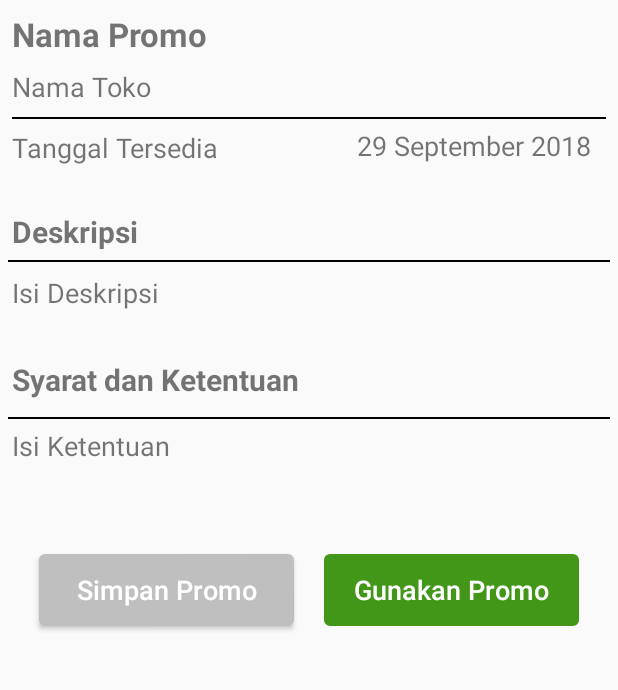
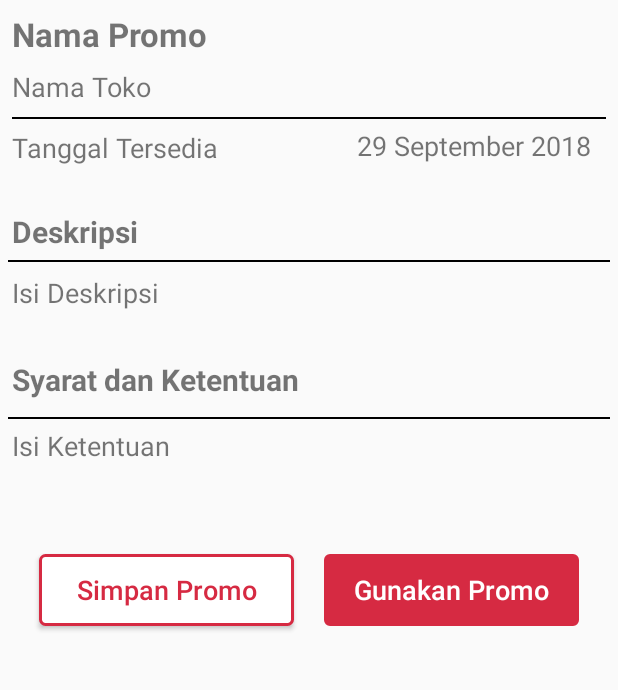
Before and after one commit to aflahtaqiu/tracki-android, an Android app: the DetailPromoActivity screen opened directly, with no data from a screen before it, on a phone screen of 412 x 824 dp, the part 345-1035 px from its top. Run offline under Robolectric (Android 15) with nearby library versions, the phone set to English and light mode, and no system bars; our stand-ins replace Picasso; pictures from the network do not load; 4 statements that could not run were skipped.

Commit message:
btn promo

```diff
--- a/app/src/main/res/drawable/button_gunakan.xml
+++ b/app/src/main/res/drawable/button_gunakan.xml
@@ -4,22 +4,22 @@
     <item android:state_pressed="true" >
         <shape android:shape="rectangle"  >
             <corners android:radius="3dip" />
-            <stroke android:width="1dip" android:color="#427419" />
-            <gradient android:angle="-90" android:startColor="#427419" android:endColor="#427419"  />
+            <stroke android:width="1dip" android:color="#4d0000" />
+            <gradient android:angle="-90" android:startColor="#4d0000" android:endColor="#4d0000"  />
         </shape>
     </item>
     <item android:state_focused="true">
         <shape android:shape="rectangle"  >
             <corners android:radius="3dip" />
-            <stroke android:width="1dip" android:color="#428319" />
-            <solid android:color="#428319"/>
+            <stroke android:width="1dip" android:color="#4d0000" />
+            <solid android:color="#4d0000"/>
         </shape>
     </item>
     <item >
         <shape android:shape="rectangle"  >
             <corners android:radius="3dip" />
-            <stroke android:width="1dip" android:color="#429719" />
-            <gradient android:angle="-90" android:startColor="#429719" android:endColor="#429719" />
+            <stroke android:width="1dip" android:color="@color/colorTracki" />
+            <gradient android:angle="-90" android:startColor="@color/colorTracki" android:endColor="@color/colorTracki" />
         </shape>
     </item>
 </selector>
--- a/app/src/main/res/drawable/button_simpan.xml
+++ b/app/src/main/res/drawable/button_simpan.xml
@@ -4,22 +4,22 @@
     <item android:state_pressed="true" >
         <shape android:shape="rectangle"  >
             <corners android:radius="3dip" />
-            <stroke android:width="1dip" android:color="#4d4e4d" />
-            <gradient android:angle="-90" android:startColor="#4d4e4d" android:endColor="#4d4e4d"  />
+            <stroke android:width="1dip" android:color="@color/colorTracki" />
+            <gradient android:angle="-90" android:startColor="#fa6474" android:endColor="#fa6474"  />
         </shape>
     </item>
     <item android:state_focused="true">
         <shape android:shape="rectangle"  >
             <corners android:radius="3dip" />
-            <stroke android:width="1dip" android:color="#808081" />
-            <solid android:color="#808081"/>
+            <stroke android:width="1dip" android:color="@color/colorTracki" />
+            <solid android:color="#fa6474"/>
         </shape>
     </item>
     <item >
         <shape android:shape="rectangle"  >
             <corners android:radius="3dip" />
-            <stroke android:width="1dip" android:color="#bfbfbf" />
-            <gradient android:angle="-90" android:startColor="#bfbfbf" android:endColor="#bfbfbf" />
+            <stroke android:width="2dip" android:color="@color/colorTracki" />
+            <gradient android:angle="-90" android:startColor="@color/colorWhite" android:endColor="@color/colorWhite" />
         </shape>
     </item>
 </selector>
--- a/app/src/main/res/layout/activity_detail_promo.xml
+++ b/app/src/main/res/layout/activity_detail_promo.xml
@@ -206,7 +206,7 @@
                 android:background="@drawable/button_simpan"
                 android:text="Simpan Promo"
                 android:textAllCaps="false"
-                android:textColor="#ffffff"
+                android:textColor="@color/colorTracki"
                 android:textSize="18dp"/>
 
             <Button
```
